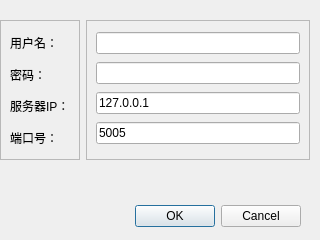
YYZYHS/Study-Documents-2021, file Year-2021/03-Mar/QST-Project02/SmartHomeSystem_UIDesign/Login.ui: the form before one commit.
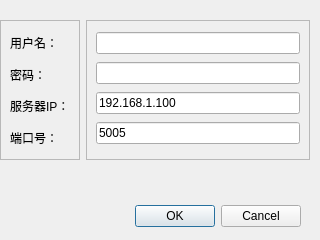
The form after the commit.

```diff
--- a/Year-2021/03-Mar/QST-Project02/SmartHomeSystem_UIDesign/Login.ui
+++ b/Year-2021/03-Mar/QST-Project02/SmartHomeSystem_UIDesign/Login.ui
@@ -101,7 +101,7 @@
        <item>
         <widget class="QLineEdit" name="ServerIP">
          <property name="text">
-          <string>127.0.0.1</string>
+          <string>192.168.1.100</string>
          </property>
         </widget>
        </item>
```
